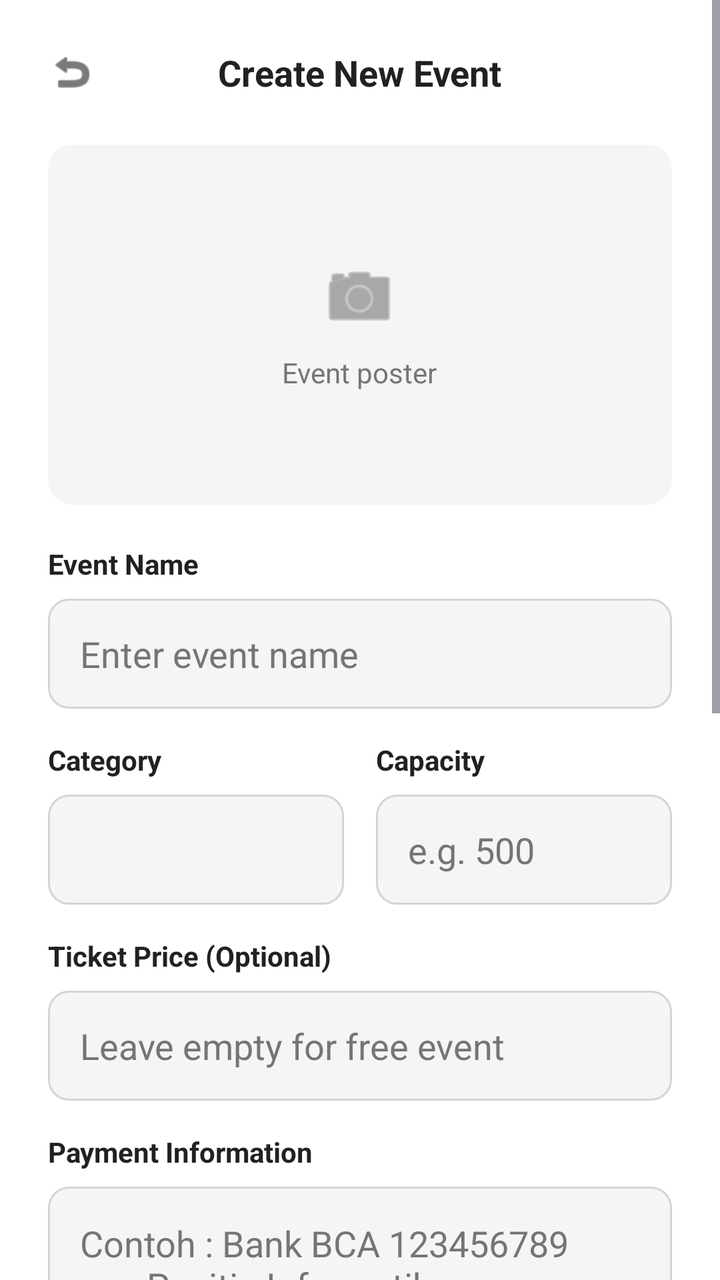
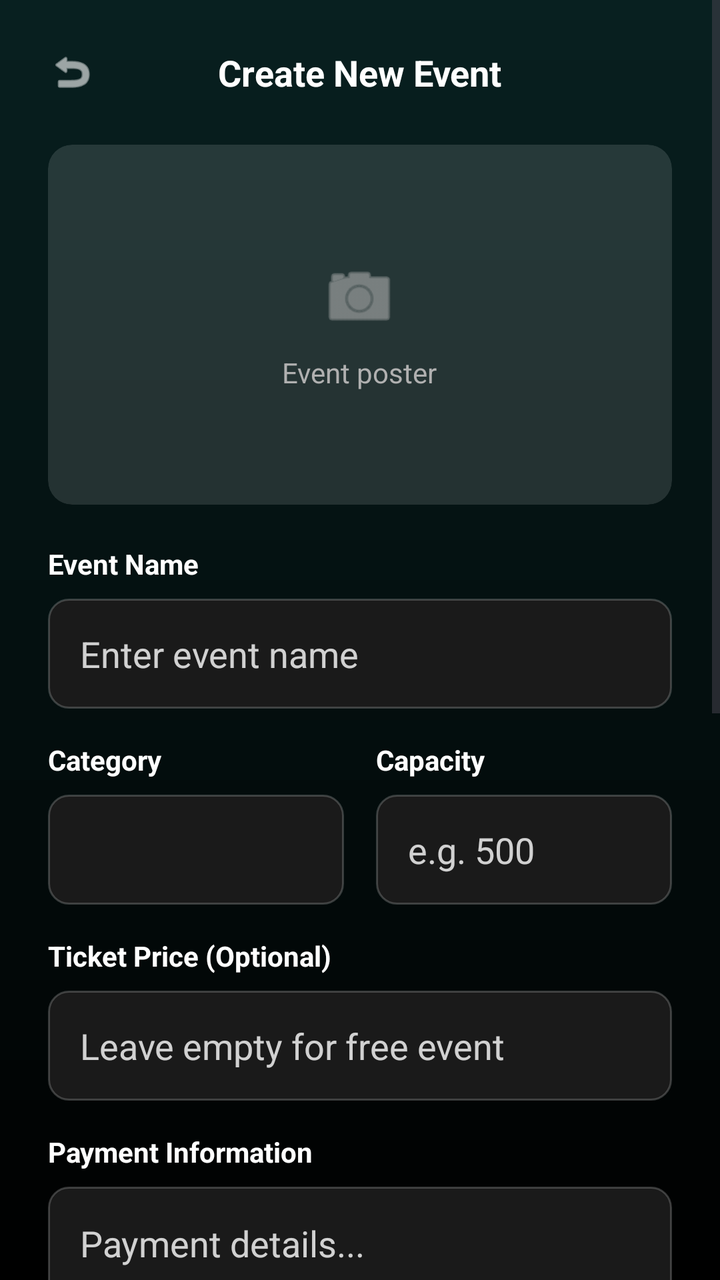

Before-and-after screenshots of an Android layout around one commit, followed by the original layout XML and the change that was made.
<!-- AndroidManifest.xml: application theme Theme.CampusConnectProject -->
<!-- res/layout/activity_create_event.xml -->
<?xml version="1.0" encoding="utf-8"?>
<ScrollView xmlns:android="http://schemas.android.com/apk/res/android"
    xmlns:app="http://schemas.android.com/apk/res-auto"
    xmlns:tools="http://schemas.android.com/tools"
    android:layout_width="match_parent"
    android:layout_height="match_parent"
    android:background="@color/bg_utama"
    android:fillViewport="true"
    tools:context=".ui.panitia.CreateEventActivity">

    <LinearLayout
        android:layout_width="match_parent"
        android:layout_height="wrap_content"
        android:orientation="vertical"
        android:padding="24dp">

        <RelativeLayout
            android:layout_width="match_parent"
            android:layout_height="wrap_content"
            android:layout_marginBottom="24dp">

            <ImageView
                android:id="@+id/btnBackCreate"
                android:layout_width="24dp"
                android:layout_height="24dp"
                android:src="@android:drawable/ic_menu_revert"
                app:tint="@color/teks_utama" />

            <TextView
                android:layout_width="wrap_content"
                android:layout_height="wrap_content"
                android:layout_centerInParent="true"
                android:text="Create New Event"
                android:textColor="@color/teks_utama"
                android:textSize="18sp"
                android:textStyle="bold" />
        </RelativeLayout>

        <androidx.cardview.widget.CardView
            android:id="@+id/cvUploadPoster"
            android:layout_width="match_parent"
            android:layout_height="180dp"
            android:layout_marginBottom="20dp"
            app:cardBackgroundColor="@color/bg_input"
            app:cardCornerRadius="12dp"
            app:cardElevation="0dp"
            app:strokeColor="@color/garis_pembatas"
            app:strokeWidth="1dp">

            <ImageView
                android:id="@+id/ivPosterPreview"
                android:layout_width="match_parent"
                android:layout_height="match_parent"
                android:contentDescription="Event poster preview"
                android:scaleType="centerCrop"
                android:visibility="gone" />

            <LinearLayout
                android:id="@+id/layoutUploadPosterPlaceholder"
                android:layout_width="wrap_content"
                android:layout_height="wrap_content"
                android:layout_gravity="center"
                android:gravity="center"
                android:orientation="vertical">

                <ImageView
                    android:layout_width="40dp"
                    android:layout_height="40dp"
                    android:src="@android:drawable/ic_menu_camera"
                    app:tint="@color/teks_sekunder" />

                <TextView
                    android:layout_width="wrap_content"
                    android:layout_height="wrap_content"
                    android:layout_marginTop="8dp"
                    android:text="Event poster"
                    android:textColor="@color/teks_sekunder"
                    android:textSize="14sp" />
            </LinearLayout>
        </androidx.cardview.widget.CardView>

        <TextView
            android:layout_width="wrap_content"
            android:layout_height="wrap_content"
            android:text="Event Name"
            android:textColor="@color/teks_utama"
            android:textStyle="bold"
            android:layout_marginBottom="8dp"/>

        <EditText
            android:id="@+id/etEventName"
            android:layout_width="match_parent"
            android:layout_height="55dp"
            android:background="@drawable/bg_input_rounded"
            android:hint="Enter event name"
            android:textColor="@color/teks_utama"
            android:textColorHint="@color/teks_sekunder"
            android:paddingHorizontal="16dp"
            android:layout_marginBottom="16dp"/>

        <LinearLayout
            android:layout_width="match_parent"
            android:layout_height="wrap_content"
            android:orientation="horizontal"
            android:layout_marginBottom="16dp">

            <LinearLayout
                android:layout_width="0dp"
                android:layout_height="wrap_content"
                android:layout_weight="1"
                android:orientation="vertical"
                android:layout_marginEnd="8dp">

                <TextView
                    android:layout_width="wrap_content"
                    android:layout_height="wrap_content"
                    android:text="Category"
                    android:textColor="@color/teks_utama"
                    android:textStyle="bold"
                    android:layout_marginBottom="8dp"/>

                <Spinner
                    android:id="@+id/spCategory"
                    android:layout_width="match_parent"
                    android:layout_height="55dp"
                    android:background="@drawable/bg_input_rounded"
                    android:paddingHorizontal="12dp" />
            </LinearLayout>

            <LinearLayout
                android:layout_width="0dp"
                android:layout_height="wrap_content"
                android:layout_weight="1"
                android:orientation="vertical"
                android:layout_marginStart="8dp">

                <TextView
                    android:layout_width="wrap_content"
                    android:layout_height="wrap_content"
                    android:text="Capacity"
                    android:textColor="@color/teks_utama"
                    android:textStyle="bold"
                    android:layout_marginBottom="8dp"/>

                <EditText
                    android:id="@+id/etCapacity"
                    android:layout_width="match_parent"
                    android:layout_height="55dp"
                    android:background="@drawable/bg_input_rounded"
                    android:inputType="number"
                    android:hint="e.g. 500"
                    android:textColor="@color/teks_utama"
                    android:textColorHint="@color/teks_sekunder"
                    android:paddingHorizontal="16dp"/>
            </LinearLayout>
        </LinearLayout>

        <TextView
            android:layout_width="wrap_content"
            android:layout_height="wrap_content"
            android:text="Ticket Price (Optional)"
            android:textColor="@color/teks_utama"
            android:textStyle="bold"
            android:layout_marginBottom="8dp"/>

        <EditText
            android:id="@+id/etTicketPrice"
            android:layout_width="match_parent"
            android:layout_height="55dp"
            android:background="@drawable/bg_input_rounded"
            android:inputType="number"
            android:hint="Leave empty for free event"
            android:textColor="@color/teks_utama"
            android:textColorHint="@color/teks_sekunder"
            android:paddingHorizontal="16dp"
            android:layout_marginBottom="16dp"/>

        <TextView
            android:layout_width="wrap_content"
            android:layout_height="wrap_content"
            android:text="Payment Information"
            android:textColor="@color/teks_utama"
            android:textStyle="bold"
            android:layout_marginBottom="8dp"/>

        <EditText
            android:id="@+id/etPaymentInfo"
            android:layout_width="match_parent"
            android:layout_height="80dp"
            android:background="@drawable/bg_input_rounded"
            android:gravity="top"
            android:hint="Contoh : Bank BCA 123456789              a.n. Panitia Informatika"
            android:textColor="@color/teks_utama"
            android:textColorHint="@color/teks_sekunder"
            android:padding="16dp"
            android:layout_marginBottom="16dp"/>
        <TextView
            android:layout_width="wrap_content"
            android:layout_height="wrap_content"
            android:text="Location"
            android:textColor="@color/teks_utama"
            android:textStyle="bold"
            android:layout_marginBottom="8dp"/>

        <EditText
            android:id="@+id/etLocation"
            android:layout_width="match_parent"
            android:layout_height="55dp"
            android:background="@drawable/bg_input_rounded"
            android:hint="e.g. Main Auditorium, Building A"
            android:textColor="@color/teks_utama"
            android:textColorHint="@color/teks_sekunder"
            android:paddingHorizontal="16dp"
            android:layout_marginBottom="16dp"/>

        <TextView
            android:layout_width="wrap_content"
            android:layout_height="wrap_content"
            android:text="Event Start"
            android:textColor="@color/teks_utama"
            android:textStyle="bold"
            android:layout_marginBottom="8dp"/>

        <LinearLayout
            android:layout_width="match_parent"
            android:layout_height="wrap_content"
            android:orientation="horizontal"
            android:layout_marginBottom="16dp">

            <EditText
                android:id="@+id/etEventDate"
                android:layout_width="0dp"
                android:layout_height="55dp"
                android:layout_marginEnd="8dp"
                android:layout_weight="1"
                android:background="@drawable/bg_input_rounded"
                android:clickable="true"
                android:focusable="false"
                android:hint="Date"
                android:paddingHorizontal="16dp"
                android:textColor="@color/teks_utama"
                android:textColorHint="@color/teks_sekunder" />

            <EditText
                android:id="@+id/etEventTime"
                android:layout_width="0dp"
                android:layout_height="55dp"
                android:layout_marginStart="8dp"
                android:layout_weight="1"
                android:background="@drawable/bg_input_rounded"
                android:clickable="true"
                android:focusable="false"
                android:hint="Time"
                android:paddingHorizontal="16dp"
                android:textColor="@color/teks_utama"
                android:textColorHint="@color/teks_sekunder" />
        </LinearLayout>

        <TextView
            android:layout_width="wrap_content"
            android:layout_height="wrap_content"
            android:text="Description"
            android:textColor="@color/teks_utama"
            android:textStyle="bold"
            android:layout_marginBottom="8dp"/>

        <EditText
            android:id="@+id/etDescription"
            android:layout_width="match_parent"
            android:layout_height="120dp"
            android:background="@drawable/bg_input_rounded"
            android:gravity="top|start"
            android:hint="Detail about the event..."
            android:textColor="@color/teks_utama"
            android:textColorHint="@color/teks_sekunder"
            android:padding="16dp"
            android:layout_marginBottom="32dp"/>

        <Button
            android:id="@+id/btnSubmitEvent"
            android:layout_width="match_parent"
            android:layout_height="60dp"
            android:backgroundTint="@color/warna_primer"
            android:text="Publish Event"
            android:textAllCaps="false"
            android:textColor="@color/white"
            android:textSize="16sp"
            app:cornerRadius="10dp" />

    </LinearLayout>
</ScrollView>
<!-- resources referenced by this layout -->
<resources>
  <color name="bg_input">#F5F5F5</color>
  <color name="bg_utama">#FFFFFF</color>
  <color name="garis_pembatas">#E5E7EB</color>
  <color name="teks_sekunder">#757575</color>
  <color name="teks_utama">#212121</color>
  <color name="warna_primer">#0A3D91</color>
  <color name="white">#FFFFFFFF</color>
  <!-- drawable bg_input_rounded (drawable) -->
  <?xml version="1.0" encoding="utf-8"?>
  <shape xmlns:android="http://schemas.android.com/apk/res/android" android:shape="rectangle">
      <solid android:color="@color/bg_input" />
      <stroke android:width="1dp" android:color="#D1D5DB" />
      <corners android:radius="10dp" />
  </shape>
  <style name="Theme.CampusConnectProject" parent="Base.Theme.CampusConnectProject" />
  <style name="Base.Theme.CampusConnectProject" parent="Theme.Material3.DayNight.NoActionBar">
          <item name="android:forceDarkAllowed" tools:targetApi="q">false</item>
      </style>
</resources>

<!-- the commit's change to res/layout/activity_create_event.xml (unified diff, before → after) -->
@@ -4,7 +4,7 @@
     xmlns:tools="http://schemas.android.com/tools"
     android:layout_width="match_parent"
     android:layout_height="match_parent"
-    android:background="@color/bg_utama"
+    android:background="@drawable/bg_main_gradient"
     android:fillViewport="true"
     tools:context=".ui.panitia.CreateEventActivity">
 
@@ -24,14 +24,14 @@
                 android:layout_width="24dp"
                 android:layout_height="24dp"
                 android:src="@android:drawable/ic_menu_revert"
-                app:tint="@color/teks_utama" />
+                app:tint="@color/white" />
 
             <TextView
                 android:layout_width="wrap_content"
                 android:layout_height="wrap_content"
                 android:layout_centerInParent="true"
                 android:text="Create New Event"
-                android:textColor="@color/teks_utama"
+                android:textColor="@color/white"
                 android:textSize="18sp"
                 android:textStyle="bold" />
         </RelativeLayout>
@@ -41,11 +41,9 @@
             android:layout_width="match_parent"
             android:layout_height="180dp"
             android:layout_marginBottom="20dp"
-            app:cardBackgroundColor="@color/bg_input"
+            app:cardBackgroundColor="#20FFFFFF"
             app:cardCornerRadius="12dp"
-            app:cardElevation="0dp"
-            app:strokeColor="@color/garis_pembatas"
-            app:strokeWidth="1dp">
+            app:cardElevation="0dp">
 
             <ImageView
                 android:id="@+id/ivPosterPreview"
@@ -67,14 +65,14 @@
                     android:layout_width="40dp"
                     android:layout_height="40dp"
                     android:src="@android:drawable/ic_menu_camera"
-                    app:tint="@color/teks_sekunder" />
+                    app:tint="#B0B0B0" />
 
                 <TextView
                     android:layout_width="wrap_content"
                     android:layout_height="wrap_content"
                     android:layout_marginTop="8dp"
                     android:text="Event poster"
-                    android:textColor="@color/teks_sekunder"
+                    android:textColor="#B0B0B0"
                     android:textSize="14sp" />
             </LinearLayout>
         </androidx.cardview.widget.CardView>
@@ -83,7 +81,7 @@
             android:layout_width="wrap_content"
             android:layout_height="wrap_content"
             android:text="Event Name"
-            android:textColor="@color/teks_utama"
+            android:textColor="@color/white"
             android:textStyle="bold"
             android:layout_marginBottom="8dp"/>
 
@@ -93,8 +91,8 @@
             android:layout_height="55dp"
             android:background="@drawable/bg_input_rounded"
             android:hint="Enter event name"
-            android:textColor="@color/teks_utama"
-            android:textColorHint="@color/teks_sekunder"
+            android:textColor="@color/white"
+            android:textColorHint="#CCFFFFFF"
             android:paddingHorizontal="16dp"
             android:layout_marginBottom="16dp"/>
 
@@ -115,7 +113,7 @@
                     android:layout_width="wrap_content"
                     android:layout_height="wrap_content"
                     android:text="Category"
-                    android:textColor="@color/teks_utama"
+                    android:textColor="@color/white"
                     android:textStyle="bold"
                     android:layout_marginBottom="8dp"/>
 
@@ -138,7 +136,7 @@
                     android:layout_width="wrap_content"
                     android:layout_height="wrap_content"
                     android:text="Capacity"
-                    android:textColor="@color/teks_utama"
+                    android:textColor="@color/white"
                     android:textStyle="bold"
                     android:layout_marginBottom="8dp"/>
 
@@ -149,8 +147,8 @@
                     android:background="@drawable/bg_input_rounded"
                     android:inputType="number"
                     android:hint="e.g. 500"
-                    android:textColor="@color/teks_utama"
-                    android:textColorHint="@color/teks_sekunder"
+                    android:textColor="@color/white"
+                    android:textColorHint="#CCFFFFFF"
                     android:paddingHorizontal="16dp"/>
             </LinearLayout>
         </LinearLayout>
@@ -159,7 +157,7 @@
             android:layout_width="wrap_content"
             android:layout_height="wrap_content"
             android:text="Ticket Price (Optional)"
-            android:textColor="@color/teks_utama"
+            android:textColor="@color/white"
             android:textStyle="bold"
             android:layout_marginBottom="8dp"/>
 
@@ -170,8 +168,8 @@
             android:background="@drawable/bg_input_rounded"
             android:inputType="number"
             android:hint="Leave empty for free event"
-            android:textColor="@color/teks_utama"
-            android:textColorHint="@color/teks_sekunder"
+            android:textColor="@color/white"
+            android:textColorHint="#CCFFFFFF"
             android:paddingHorizontal="16dp"
             android:layout_marginBottom="16dp"/>
 
@@ -179,7 +177,7 @@
             android:layout_width="wrap_content"
             android:layout_height="wrap_content"
             android:text="Payment Information"
-            android:textColor="@color/teks_utama"
+            android:textColor="@color/white"
             android:textStyle="bold"
             android:layout_marginBottom="8dp"/>
 
@@ -189,16 +187,17 @@
             android:layout_height="80dp"
             android:background="@drawable/bg_input_rounded"
             android:gravity="top"
-            android:hint="Contoh : Bank BCA 123456789              a.n. Panitia Informatika"
-            android:textColor="@color/teks_utama"
-            android:textColorHint="@color/teks_sekunder"
+            android:hint="Payment details..."
+            android:textColor="@color/white"
+            android:textColorHint="#CCFFFFFF"
             android:padding="16dp"
             android:layout_marginBottom="16dp"/>
+
         <TextView
             android:layout_width="wrap_content"
             android:layout_height="wrap_content"
             android:text="Location"
-            android:textColor="@color/teks_utama"
+            android:textColor="@color/white"
             android:textStyle="bold"
             android:layout_marginBottom="8dp"/>
 
@@ -207,9 +206,9 @@
             android:layout_width="match_parent"
             android:layout_height="55dp"
             android:background="@drawable/bg_input_rounded"
-            android:hint="e.g. Main Auditorium, Building A"
-            android:textColor="@color/teks_utama"
-            android:textColorHint="@color/teks_sekunder"
+            android:hint="e.g. Main Auditorium"
+            android:textColor="@color/white"
+            android:textColorHint="#CCFFFFFF"
             android:paddingHorizontal="16dp"
             android:layout_marginBottom="16dp"/>
 
@@ -217,7 +216,7 @@
             android:layout_width="wrap_content"
             android:layout_height="wrap_content"
             android:text="Event Start"
-            android:textColor="@color/teks_utama"
+            android:textColor="@color/white"
             android:textStyle="bold"
             android:layout_marginBottom="8dp"/>
 
@@ -238,8 +237,8 @@
                 android:focusable="false"
                 android:hint="Date"
                 android:paddingHorizontal="16dp"
-                android:textColor="@color/teks_utama"
-                android:textColorHint="@color/teks_sekunder" />
+                android:textColor="@color/white"
+                android:textColorHint="#CCFFFFFF" />
 
             <EditText
                 android:id="@+id/etEventTime"
@@ -252,15 +251,15 @@
                 android:focusable="false"
                 android:hint="Time"
                 android:paddingHorizontal="16dp"
-                android:textColor="@color/teks_utama"
-                android:textColorHint="@color/teks_sekunder" />
+                android:textColor="@color/white"
+                android:textColorHint="#CCFFFFFF" />
         </LinearLayout>
 
         <TextView
             android:layout_width="wrap_content"
             android:layout_height="wrap_content"
             android:text="Description"
-            android:textColor="@color/teks_utama"
+            android:textColor="@color/white"
             android:textStyle="bold"
             android:layout_marginBottom="8dp"/>
 
@@ -271,8 +270,8 @@
             android:background="@drawable/bg_input_rounded"
             android:gravity="top|start"
             android:hint="Detail about the event..."
-            android:textColor="@color/teks_utama"
-            android:textColorHint="@color/teks_sekunder"
+            android:textColor="@color/white"
+            android:textColorHint="#CCFFFFFF"
             android:padding="16dp"
             android:layout_marginBottom="32dp"/>
 
<!-- resource entries referenced after the edit -->
@@ -1,21 +1,34 @@
 <!-- resources referenced by this layout -->
 <resources>
-  <color name="bg_input">#F5F5F5</color>
-  <color name="bg_utama">#FFFFFF</color>
-  <color name="garis_pembatas">#E5E7EB</color>
-  <color name="teks_sekunder">#757575</color>
-  <color name="teks_utama">#212121</color>
-  <color name="warna_primer">#0A3D91</color>
+  <color name="bg_input">#1A1A1A</color>
+  <color name="bg_gradient_end">#000000</color>
+  <color name="bg_gradient_start">#082020</color>
+  <color name="warna_primer">#00BFA5</color>
   <color name="white">#FFFFFFFF</color>
   <!-- drawable bg_input_rounded (drawable) -->
   <?xml version="1.0" encoding="utf-8"?>
   <shape xmlns:android="http://schemas.android.com/apk/res/android" android:shape="rectangle">
       <solid android:color="@color/bg_input" />
-      <stroke android:width="1dp" android:color="#D1D5DB" />
+      <stroke android:width="1dp" android:color="#33FFFFFF" />
       <corners android:radius="10dp" />
+  </shape>
+  <!-- drawable bg_main_gradient (drawable) -->
+  <?xml version="1.0" encoding="utf-8"?>
+  <shape xmlns:android="http://schemas.android.com/apk/res/android"
+      android:shape="rectangle">
+      <gradient
+          android:angle="270"
+          android:endColor="@color/bg_gradient_end"
+          android:startColor="@color/bg_gradient_start"
+          android:type="linear" />
   </shape>
   <style name="Theme.CampusConnectProject" parent="Base.Theme.CampusConnectProject" />
   <style name="Base.Theme.CampusConnectProject" parent="Theme.Material3.DayNight.NoActionBar">
+          
+          <item name="colorPrimary">@color/warna_primer</item>
+          <item name="android:statusBarColor">@color/bg_gradient_start</item>
+          <item name="android:navigationBarColor">@color/bg_gradient_end</item>
+          <item name="android:windowBackground">@drawable/bg_main_gradient</item>
           <item name="android:forceDarkAllowed" tools:targetApi="q">false</item>
       </style>
 </resources>
